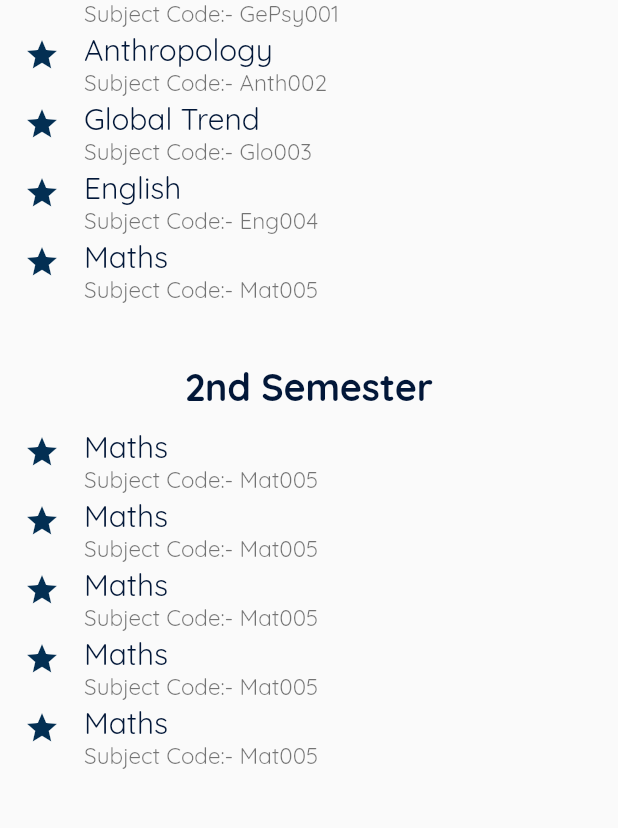
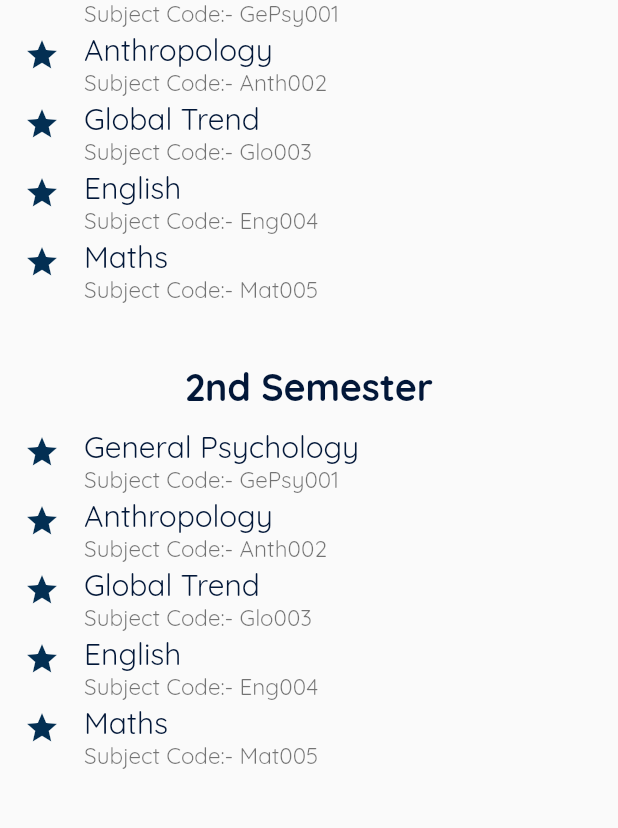
Before and after one commit to Yoseph-Gebeyehu/AASTU, a Flutter app: the MyCourse screen opened by its route, on a phone screen of 412 x 824 dp, the part 259-1087 px from its top. Run offline on Flutter 3.47's test engine with Material 2 defaults, Android fonts, the phone set to English and light mode, and no system bars.

Commit message:
The courses are grouped in year.

```diff
--- a/aastu/lib/Screens_after_loggedin/my_course.dart
+++ b/aastu/lib/Screens_after_loggedin/my_course.dart
@@ -1,5 +1,9 @@
 import 'package:aastu/Screens_before_loggedin/login.dart';
 import 'package:aastu/Widgets/my_course_widgets.dart';
+import 'package:aastu/courses_by_years.dart/1st_year.dart';
+import 'package:aastu/courses_by_years.dart/2nd_year.dart';
+import 'package:aastu/courses_by_years.dart/3rd_year.dart';
+import 'package:aastu/courses_by_years.dart/4th_year.dart';
 import 'package:flutter/material.dart';
 
 class MyCourse extends StatelessWidget {
@@ -36,120 +40,93 @@ class MyCourse extends StatelessWidget {
                   ),
                 )
               ]),
-          body: Column(children: [
+          body: Column(children: const [
             Expanded(
               child: TabBarView(children: [
-                ListView(
-                  scrollDirection: Axis.vertical,
-                  children: [
-                    Text(
-                      '1st Semester',
-                      style: Theme.of(context).textTheme.headline3,
-                      textAlign: TextAlign.center,
-                    ),
-                    Tab(
-                      child: MyCourseWidget(
-                        courseName: 'General Psychology',
-                        courseCode: 'GePsy001',
-                      ),
-                    ),
-                    Tab(
-                      child: MyCourseWidget(
-                        courseName: 'Anthropology',
-                        courseCode: 'Anth002',
-                      ),
-                    ),
-                    Tab(
-                      child: MyCourseWidget(
-                        courseName: 'Global Trend',
-                        courseCode: 'Glo003',
-                      ),
-                    ),
-                    Tab(
-                      child: MyCourseWidget(
-                        courseName: 'English',
-                        courseCode: 'Eng004',
-                      ),
-                    ),
-                    Tab(
-                      child: MyCourseWidget(
-                        courseName: 'Maths',
-                        courseCode: 'Mat005',
-                      ),
-                    ),
-                    Padding(
-                      padding: const EdgeInsets.only(top: 50),
-                      child: Text(
-                        '2nd Semester',
-                        style: Theme.of(context).textTheme.headline3,
-                        textAlign: TextAlign.center,
-                      ),
-                    ),
-                    Tab(
-                      child: MyCourseWidget(
-                        courseName: 'Maths',
-                        courseCode: 'Mat005',
-                      ),
-                    ),
-                    Tab(
-                      child: MyCourseWidget(
-                        courseName: 'Maths',
-                        courseCode: 'Mat005',
-                      ),
-                    ),
-                    Tab(
-                      child: MyCourseWidget(
-                        courseName: 'Maths',
-                        courseCode: 'Mat005',
-                      ),
-                    ),
-                    Tab(
-                      child: MyCourseWidget(
-                        courseName: 'Maths',
-                        courseCode: 'Mat005',
-                      ),
-                    ),
-                    Tab(
-                      child: MyCourseWidget(
-                        courseName: 'Maths',
-                        courseCode: 'Mat005',
-                      ),
-                    ),
-                   const SizedBox(height: 20,)
-                  ],
-                ),
-                Tab(
-                  child: Card(
-                    child: Text(
-                      'hello',
-                      style: Theme.of(context).textTheme.headline1,
-                    ),
-                  ),
-                ),
-                Tab(
-                  child: Card(
-                    child: Text(
-                      'hello',
-                      style: Theme.of(context).textTheme.headline1,
-                    ),
-                  ),
-                ),
-                Tab(
-                  child: Card(
-                    child: Text(
-                      'hello',
-                      style: Theme.of(context).textTheme.headline1,
-                    ),
-                  ),
-                ),
-                Tab(
-                  child: Card(
-                    child: Text(
-                      'hello',
-                      style: Theme.of(context).textTheme.headline1,
-                    ),
-                  ),
-                ),
+                FirstYear(),
+                // ListView(
+                //   scrollDirection: Axis.vertical,
+                //   children: [
+                //     Text(
+                //       '1st Semester',
+                //       style: Theme.of(context).textTheme.headline3,
+                //       textAlign: TextAlign.center,
+                //     ),
+                //     Tab(
+                //       child: MyCourseWidget(
+                //         courseName: 'General Psychology',
+                //         courseCode: 'GePsy001',
+                //       ),
+                //     ),
+                //     Tab(
+                //       child: MyCourseWidget(
+                //         courseName: 'Anthropology',
+                //         courseCode: 'Anth002',
+                //       ),
+                //     ),
+                //     Tab(
+                //       child: MyCourseWidget(
+                //         courseName: 'Global Trend',
+                //         courseCode: 'Glo003',
+                //       ),
+                //     ),
+                //     Tab(
+                //       child: MyCourseWidget(
+                //         courseName: 'English',
+                //         courseCode: 'Eng004',
+                //       ),
+                //     ),
+                //     Tab(
+                //       child: MyCourseWidget(
+                //         courseName: 'Maths',
+                //         courseCode: 'Mat005',
+                //       ),
+                //     ),
+                //     Padding(
+                //       padding: const EdgeInsets.only(top: 50),
+                //       child: Text(
+                //         '2nd Semester',
+                //         style: Theme.of(context).textTheme.headline3,
+                //         textAlign: TextAlign.center,
+                //       ),
+                //     ),
+                //     Tab(
+                //       child: MyCourseWidget(
+                //         courseName: 'Maths',
+                //         courseCode: 'Mat005',
+                //       ),
+                //     ),
+                //     Tab(
+                //       child: MyCourseWidget(
+                //         courseName: 'Maths',
+                //         courseCode: 'Mat005',
+                //       ),
+                //     ),
+                //     Tab(
+                //       child: MyCourseWidget(
+                //         courseName: 'Maths',
+                //         courseCode: 'Mat005',
+                //       ),
+                //     ),
+                //     Tab(
+                //       child: MyCourseWidget(
+                //         courseName: 'Maths',
+                //         courseCode: 'Mat005',
+                //       ),
+                //     ),
+                //     Tab(
+                //       child: MyCourseWidget(
+                //         courseName: 'Maths',
+                //         courseCode: 'Mat005',
+                //       ),
+                //     ),
+                //    const SizedBox(height: 20,)
+                //   ],
+                // ),
+                SecondYear(),
+                ThirdYear(),
+                FourthYear(),
+                FirstYear(),
               ]),
             )
           ]),
--- /dev/null
+++ b/aastu/lib/courses_by_years.dart/1st_year.dart
@@ -0,0 +1,90 @@
+import 'package:flutter/material.dart';
+
+import '../Widgets/my_course_widgets.dart';
+
+class FirstYear extends StatelessWidget {
+  const FirstYear({Key? key}) : super(key: key);
+  static const routeName = '/first-year';
+
+  @override
+  Widget build(BuildContext context) {
+    return ListView(
+      scrollDirection: Axis.vertical,
+      children: [
+        Text(
+          '1st Semester',
+          style: Theme.of(context).textTheme.headline3,
+          textAlign: TextAlign.center,
+        ),
+        Tab(
+          child: MyCourseWidget(
+            courseName: 'General Psychology',
+            courseCode: 'GePsy001',
+          ),
+        ),
+        Tab(
+          child: MyCourseWidget(
+            courseName: 'Anthropology',
+            courseCode: 'Anth002',
+          ),
+        ),
+        Tab(
+          child: MyCourseWidget(
+            courseName: 'Global Trend',
+            courseCode: 'Glo003',
+          ),
+        ),
+        Tab(
+          child: MyCourseWidget(
+            courseName: 'English',
+            courseCode: 'Eng004',
+          ),
+        ),
+        Tab(
+          child: MyCourseWidget(
+            courseName: 'Maths',
+            courseCode: 'Mat005',
+          ),
+        ),
+        Padding(
+          padding: const EdgeInsets.only(top: 50),
+          child: Text(
+            '2nd Semester',
+            style: Theme.of(context).textTheme.headline3,
+            textAlign: TextAlign.center,
+          ),
+        ),
+        Tab(
+          child: MyCourseWidget(
+            courseName: 'General Psychology',
+            courseCode: 'GePsy001',
+          ),
+        ),
+        Tab(
+          child: MyCourseWidget(
+            courseName: 'Anthropology',
+            courseCode: 'Anth002',
+          ),
+        ),
+        Tab(
+          child: MyCourseWidget(
+            courseName: 'Global Trend',
+            courseCode: 'Glo003',
+          ),
+        ),
+        Tab(
+          child: MyCourseWidget(
+            courseName: 'English',
+            courseCode: 'Eng004',
+          ),
+        ),
+        Tab(
+          child: MyCourseWidget(
+            courseName: 'Maths',
+            courseCode: 'Mat005',
+          ),
+        ),
+      ],
+    );
+  }
+}
--- /dev/null
+++ b/aastu/lib/courses_by_years.dart/2nd_year.dart
@@ -0,0 +1,90 @@
+import 'package:flutter/material.dart';
+
+import '../Widgets/my_course_widgets.dart';
+
+class SecondYear extends StatelessWidget {
+  const SecondYear({Key? key}) : super(key: key);
+  static const routeName = '/second-year';
+
+  @override
+  Widget build(BuildContext context) {
+    return ListView(
+      scrollDirection: Axis.vertical,
+      children: [
+        Text(
+          '1st Semester',
+          style: Theme.of(context).textTheme.headline3,
+          textAlign: TextAlign.center,
+        ),
+        Tab(
+          child: MyCourseWidget(
+            courseName: 'General Psychology',
+            courseCode: 'GePsy001',
+          ),
+        ),
+        Tab(
+          child: MyCourseWidget(
+            courseName: 'Anthropology',
+            courseCode: 'Anth002',
+          ),
+        ),
+        Tab(
+          child: MyCourseWidget(
+            courseName: 'Global Trend',
+            courseCode: 'Glo003',
+          ),
+        ),
+        Tab(
+          child: MyCourseWidget(
+            courseName: 'English',
+            courseCode: 'Eng004',
+          ),
+        ),
+        Tab(
+          child: MyCourseWidget(
+            courseName: 'Maths',
+            courseCode: 'Mat005',
+          ),
+        ),
+        Padding(
+          padding: const EdgeInsets.only(top: 50),
+          child: Text(
+            '2nd Semester',
+            style: Theme.of(context).textTheme.headline3,
+            textAlign: TextAlign.center,
+          ),
+        ),
+        Tab(
+          child: MyCourseWidget(
+            courseName: 'General Psychology',
+            courseCode: 'GePsy001',
+          ),
+        ),
+        Tab(
+          child: MyCourseWidget(
+            courseName: 'Anthropology',
+            courseCode: 'Anth002',
+          ),
+        ),
+        Tab(
+          child: MyCourseWidget(
+            courseName: 'Global Trend',
+            courseCode: 'Glo003',
+          ),
+        ),
+        Tab(
+          child: MyCourseWidget(
+            courseName: 'English',
+            courseCode: 'Eng004',
+          ),
+        ),
+        Tab(
+          child: MyCourseWidget(
+            courseName: 'Maths',
+            courseCode: 'Mat005',
+          ),
+        ),
+      ],
+    );
+  }
+}
--- /dev/null
+++ b/aastu/lib/courses_by_years.dart/3rd_year.dart
@@ -0,0 +1,90 @@
+import 'package:flutter/material.dart';
+
+import '../Widgets/my_course_widgets.dart';
+
+class ThirdYear extends StatelessWidget {
+  const ThirdYear({Key? key}) : super(key: key);
+  static const routeName = '/third-year';
+
+  @override
+  Widget build(BuildContext context) {
+    return ListView(
+      scrollDirection: Axis.vertical,
+      children: [
+        Text(
+          '1st Semester',
+          style: Theme.of(context).textTheme.headline3,
+          textAlign: TextAlign.center,
+        ),
+        Tab(
+          child: MyCourseWidget(
+            courseName: 'General Psychology',
+            courseCode: 'GePsy001',
+          ),
+        ),
+        Tab(
+          child: MyCourseWidget(
+            courseName: 'Anthropology',
+            courseCode: 'Anth002',
+          ),
+        ),
+        Tab(
+          child: MyCourseWidget(
+            courseName: 'Global Trend',
+            courseCode: 'Glo003',
+          ),
+        ),
+        Tab(
+          child: MyCourseWidget(
+            courseName: 'English',
+            courseCode: 'Eng004',
+          ),
+        ),
+        Tab(
+          child: MyCourseWidget(
+            courseName: 'Maths',
+            courseCode: 'Mat005',
+          ),
+        ),
+        Padding(
+          padding: const EdgeInsets.only(top: 50),
+          child: Text(
+            '2nd Semester',
+            style: Theme.of(context).textTheme.headline3,
+            textAlign: TextAlign.center,
+          ),
+        ),
+        Tab(
+          child: MyCourseWidget(
+            courseName: 'General Psychology',
+            courseCode: 'GePsy001',
+          ),
+        ),
+        Tab(
+          child: MyCourseWidget(
+            courseName: 'Anthropology',
+            courseCode: 'Anth002',
+          ),
+        ),
+        Tab(
+          child: MyCourseWidget(
+            courseName: 'Global Trend',
+            courseCode: 'Glo003',
+          ),
+        ),
+        Tab(
+          child: MyCourseWidget(
+            courseName: 'English',
+            courseCode: 'Eng004',
+          ),
+        ),
+        Tab(
+          child: MyCourseWidget(
+            courseName: 'Maths',
+            courseCode: 'Mat005',
+          ),
+        ),
+      ],
+    );
+  }
+}
--- /dev/null
+++ b/aastu/lib/courses_by_years.dart/4th_year.dart
@@ -0,0 +1,90 @@
+import 'package:flutter/material.dart';
+
+import '../Widgets/my_course_widgets.dart';
+
+class FourthYear extends StatelessWidget {
+  const FourthYear({Key? key}) : super(key: key);
+  static const routeName = '/fourth-year';
+
+  @override
+  Widget build(BuildContext context) {
+    return ListView(
+      scrollDirection: Axis.vertical,
+      children: [
+        Text(
+          '1st Semester',
+          style: Theme.of(context).textTheme.headline3,
+          textAlign: TextAlign.center,
+        ),
+        Tab(
+          child: MyCourseWidget(
+            courseName: 'General Psychology',
+            courseCode: 'GePsy001',
+          ),
+        ),
+        Tab(
+          child: MyCourseWidget(
+            courseName: 'Anthropology',
+            courseCode: 'Anth002',
+          ),
+        ),
+        Tab(
+          child: MyCourseWidget(
+            courseName: 'Global Trend',
+            courseCode: 'Glo003',
+          ),
+        ),
+        Tab(
+          child: MyCourseWidget(
+            courseName: 'English',
+            courseCode: 'Eng004',
+          ),
+        ),
+        Tab(
+          child: MyCourseWidget(
+            courseName: 'Maths',
+            courseCode: 'Mat005',
+          ),
+        ),
+        Padding(
+          padding: const EdgeInsets.only(top: 50),
+          child: Text(
+            '2nd Semester',
+            style: Theme.of(context).textTheme.headline3,
+            textAlign: TextAlign.center,
+          ),
+        ),
+        Tab(
+          child: MyCourseWidget(
+            courseName: 'General Psychology',
+            courseCode: 'GePsy001',
+          ),
+        ),
+        Tab(
+          child: MyCourseWidget(
+            courseName: 'Anthropology',
+            courseCode: 'Anth002',
+          ),
+        ),
+        Tab(
+          child: MyCourseWidget(
+            courseName: 'Global Trend',
+            courseCode: 'Glo003',
+          ),
+        ),
+        Tab(
+          child: MyCourseWidget(
+            courseName: 'English',
+            courseCode: 'Eng004',
+          ),
+        ),
+        Tab(
+          child: MyCourseWidget(
+            courseName: 'Maths',
+            courseCode: 'Mat005',
+          ),
+        ),
+      ],
+    );
+  }
+}
--- /dev/null
+++ b/aastu/lib/courses_by_years.dart/5th_year.dart
@@ -0,0 +1,90 @@
+import 'package:flutter/material.dart';
+
+import '../Widgets/my_course_widgets.dart';
+
+class FifthYear extends StatelessWidget {
+  const FifthYear({Key? key}) : super(key: key);
+  static const routeName = '/fifth-year';
+
+  @override
+  Widget build(BuildContext context) {
+    return ListView(
+      scrollDirection: Axis.vertical,
+      children: [
+        Text(
+          '1st Semester',
+          style: Theme.of(context).textTheme.headline3,
+          textAlign: TextAlign.center,
+        ),
+        Tab(
+          child: MyCourseWidget(
+            courseName: 'General Psychology',
+            courseCode: 'GePsy001',
+          ),
+        ),
+        Tab(
+          child: MyCourseWidget(
+            courseName: 'Anthropology',
+            courseCode: 'Anth002',
+          ),
+        ),
+        Tab(
+          child: MyCourseWidget(
+            courseName: 'Global Trend',
+            courseCode: 'Glo003',
+          ),
+        ),
+        Tab(
+          child: MyCourseWidget(
+            courseName: 'English',
+            courseCode: 'Eng004',
+          ),
+        ),
+        Tab(
+          child: MyCourseWidget(
+            courseName: 'Maths',
+            courseCode: 'Mat005',
+          ),
+        ),
+        Padding(
+          padding: const EdgeInsets.only(top: 50),
+          child: Text(
+            '2nd Semester',
+            style: Theme.of(context).textTheme.headline3,
+            textAlign: TextAlign.center,
+          ),
+        ),
+        Tab(
+          child: MyCourseWidget(
+            courseName: 'General Psychology',
+            courseCode: 'GePsy001',
+          ),
+        ),
+        Tab(
+          child: MyCourseWidget(
+            courseName: 'Anthropology',
+            courseCode: 'Anth002',
+          ),
+        ),
+        Tab(
+          child: MyCourseWidget(
+            courseName: 'Global Trend',
+            courseCode: 'Glo003',
+          ),
+        ),
+        Tab(
+          child: MyCourseWidget(
+            courseName: 'English',
+            courseCode: 'Eng004',
+          ),
+        ),
+        Tab(
+          child: MyCourseWidget(
+            courseName: 'Maths',
+            courseCode: 'Mat005',
+          ),
+        ),
+      ],
+    );
+  }
+}
```
Also changed, not shown: aastu/lib/main.dart (+10 -0 lines).
